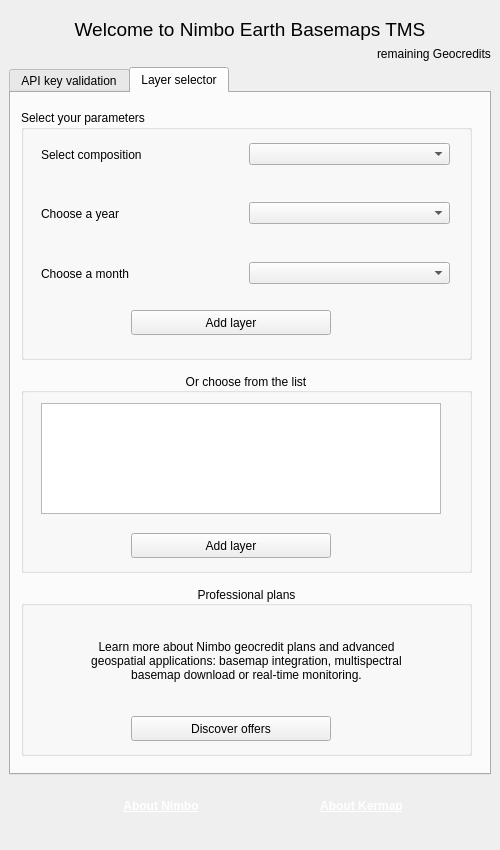
The window that nimbo_earth_dockwidget_base.ui (kermap-bzh/plugin-QGis-Nimbo-Earth) describes before a commit, drawn with Qt 5.
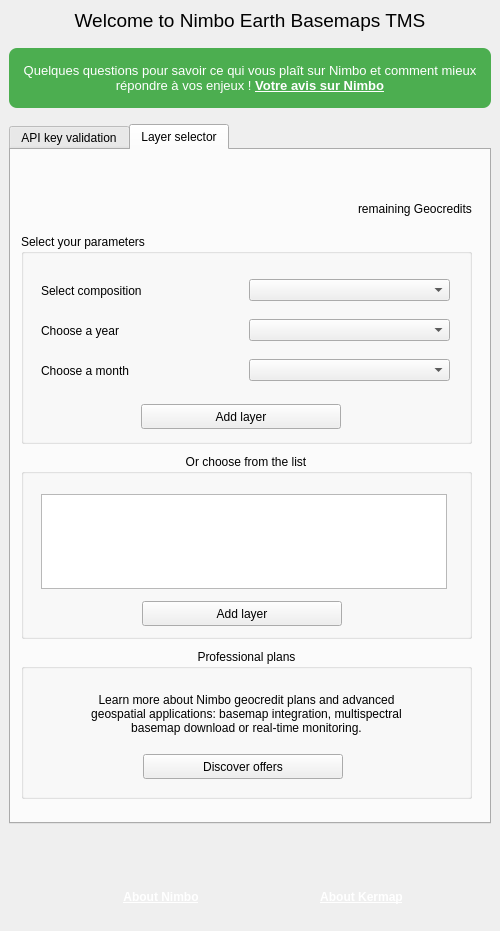
The same window after the commit. Icons and pictures are not drawn.

Diff of the .ui file:
```diff
--- a/nimbo_earth_dockwidget_base.ui
+++ b/nimbo_earth_dockwidget_base.ui
@@ -7,11 +7,11 @@
     <x>0</x>
     <y>0</y>
     <width>500</width>
-    <height>850</height>
+    <height>931</height>
    </rect>
   </property>
   <property name="sizePolicy">
-   <sizepolicy hsizetype="Maximum" vsizetype="Preferred">
+   <sizepolicy hsizetype="Expanding" vsizetype="Preferred">
     <horstretch>0</horstretch>
     <verstretch>0</verstretch>
    </sizepolicy>
@@ -19,13 +19,13 @@
   <property name="minimumSize">
    <size>
     <width>500</width>
-    <height>850</height>
+    <height>931</height>
    </size>
   </property>
   <property name="maximumSize">
    <size>
     <width>500</width>
-    <height>850</height>
+    <height>1000</height>
    </size>
   </property>
   <property name="styleSheet">
@@ -38,11 +38,11 @@
    <property name="maximumSize">
     <size>
      <width>500</width>
-     <height>831</height>
+     <height>1000</height>
     </size>
    </property>
    <layout class="QGridLayout" name="gridLayout">
-    <item row="1" column="0">
+    <item row="3" column="0">
      <layout class="QHBoxLayout" name="horizontalLayout_kn">
       <item>
        <spacer name="horizontalSpacer">
@@ -179,77 +179,43 @@
       </item>
      </layout>
     </item>
-    <item row="0" column="0">
+    <item row="2" column="0">
      <layout class="QVBoxLayout" name="verticalLayout">
-      <item>
-       <layout class="QHBoxLayout" name="horizontalLayout">
-        <item>
-         <widget class="QLabel" name="title_label">
-          <property name="font">
-           <font>
-            <pointsize>14</pointsize>
-           </font>
-          </property>
-          <property name="text">
-           <string>Welcome to Nimbo Earth Basemaps TMS</string>
-          </property>
-          <property name="alignment">
-           <set>Qt::AlignCenter</set>
-          </property>
-         </widget>
-        </item>
-       </layout>
-      </item>
-      <item>
-       <layout class="QHBoxLayout" name="horizontalLayout_5">
-        <property name="spacing">
-         <number>6</number>
-        </property>
-        <property name="sizeConstraint">
-         <enum>QLayout::SetDefaultConstraint</enum>
-        </property>
-        <item>
-         <widget class="QLabel" name="geocredit_label">
-          <property name="sizePolicy">
-           <sizepolicy hsizetype="Expanding" vsizetype="Preferred">
-            <horstretch>0</horstretch>
-            <verstretch>0</verstretch>
-           </sizepolicy>
-          </property>
-          <property name="text">
-           <string/>
-          </property>
-          <property name="textFormat">
-           <enum>Qt::AutoText</enum>
-          </property>
-          <property name="alignment">
-           <set>Qt::AlignRight|Qt::AlignTrailing|Qt::AlignVCenter</set>
-          </property>
-         </widget>
-        </item>
-        <item>
-         <widget class="QLabel" name="gc_label">
-          <property name="text">
-           <string>remaining Geocredits</string>
-          </property>
-         </widget>
-        </item>
-       </layout>
-      </item>
+      <property name="spacing">
+       <number>0</number>
+      </property>
       <item>
        <widget class="QTabWidget" name="tabWidget">
         <property name="enabled">
          <bool>true</bool>
         </property>
+        <property name="sizePolicy">
+         <sizepolicy hsizetype="Expanding" vsizetype="Expanding">
+          <horstretch>0</horstretch>
+          <verstretch>0</verstretch>
+         </sizepolicy>
+        </property>
+        <property name="minimumSize">
+         <size>
+          <width>0</width>
+          <height>700</height>
+         </size>
+        </property>
         <property name="maximumSize">
          <size>
           <width>16777215</width>
-          <height>728</height>
+          <height>700</height>
          </size>
         </property>
+        <property name="styleSheet">
+         <string notr="true"/>
+        </property>
         <property name="currentIndex">
          <number>1</number>
         </property>
+        <property name="usesScrollButtons">
+         <bool>true</bool>
+        </property>
         <widget class="QWidget" name="key_tab">
          <property name="focusPolicy">
           <enum>Qt::NoFocus</enum>
@@ -582,10 +548,79 @@
             <x>10</x>
             <y>10</y>
             <width>451</width>
-            <height>661</height>
+            <height>663</height>
            </rect>
           </property>
           <layout class="QVBoxLayout" name="tms_tab_vLayout">
+           <property name="spacing">
+            <number>6</number>
+           </property>
+           <property name="topMargin">
+            <number>30</number>
+           </property>
+           <property name="bottomMargin">
+            <number>20</number>
+           </property>
+           <item>
+            <layout class="QHBoxLayout" name="horizontalLayout_5">
+             <property name="spacing">
+              <number>0</number>
+             </property>
+             <property name="sizeConstraint">
+              <enum>QLayout::SetDefaultConstraint</enum>
+             </property>
+             <item>
+              <widget class="QLabel" name="geocredit_label">
+               <property name="sizePolicy">
+                <sizepolicy hsizetype="Expanding" vsizetype="Preferred">
+                 <horstretch>0</horstretch>
+                 <verstretch>0</verstretch>
+                </sizepolicy>
+               </property>
+               <property name="minimumSize">
+                <size>
+                 <width>0</width>
+                 <height>30</height>
+                </size>
+               </property>
+               <property name="maximumSize">
+                <size>
+                 <width>16777215</width>
+                 <height>30</height>
+                </size>
+               </property>
+               <property name="text">
+                <string/>
+               </property>
+               <property name="textFormat">
+                <enum>Qt::AutoText</enum>
+               </property>
+               <property name="alignment">
+                <set>Qt::AlignRight|Qt::AlignTrailing|Qt::AlignVCenter</set>
+               </property>
+              </widget>
+             </item>
+             <item>
+              <widget class="QLabel" name="gc_label">
+               <property name="minimumSize">
+                <size>
+                 <width>0</width>
+                 <height>30</height>
+                </size>
+               </property>
+               <property name="maximumSize">
+                <size>
+                 <width>16777215</width>
+                 <height>30</height>
+                </size>
+               </property>
+               <property name="text">
+                <string>remaining Geocredits</string>
+               </property>
+              </widget>
+             </item>
+            </layout>
+           </item>
            <item>
             <widget class="QGroupBox" name="groupBox_2">
              <property name="sizePolicy">
@@ -597,25 +632,31 @@
              <property name="minimumSize">
               <size>
                <width>0</width>
-               <height>250</height>
+               <height>210</height>
               </size>
              </property>
              <property name="maximumSize">
               <size>
                <width>16777215</width>
-               <height>250</height>
+               <height>210</height>
               </size>
              </property>
+             <property name="autoFillBackground">
+              <bool>false</bool>
+             </property>
              <property name="title">
               <string>Select your parameters</string>
              </property>
+             <property name="alignment">
+              <set>Qt::AlignLeading|Qt::AlignLeft|Qt::AlignTop</set>
+             </property>
              <widget class="QWidget" name="layoutWidget">
               <property name="geometry">
                <rect>
                 <x>20</x>
-                <y>30</y>
+                <y>40</y>
                 <width>409</width>
-                <height>29</height>
+                <height>33</height>
                </rect>
               </property>
               <layout class="QHBoxLayout" name="horizontalLayout_2">
@@ -654,9 +695,9 @@
               <property name="geometry">
                <rect>
                 <x>20</x>
-                <y>90</y>
+                <y>80</y>
                 <width>409</width>
-                <height>27</height>
+                <height>33</height>
                </rect>
               </property>
               <layout class="QHBoxLayout" name="horizontalLayout_4">
@@ -679,9 +720,9 @@
               <property name="geometry">
                <rect>
                 <x>20</x>
-                <y>150</y>
+                <y>120</y>
                 <width>409</width>
-                <height>27</height>
+                <height>33</height>
                </rect>
               </property>
               <layout class="QHBoxLayout" name="horizontalLayout_3">
@@ -703,8 +744,8 @@
              <widget class="QPushButton" name="add_map_cbox_pButton">
               <property name="geometry">
                <rect>
-                <x>110</x>
-                <y>200</y>
+                <x>120</x>
+                <y>170</y>
                 <width>200</width>
                 <height>25</height>
                </rect>
@@ -732,28 +773,28 @@
              <property name="minimumSize">
               <size>
                <width>0</width>
-               <height>200</height>
+               <height>185</height>
               </size>
              </property>
              <property name="maximumSize">
               <size>
                <width>16777215</width>
-               <height>200</height>
+               <height>185</height>
               </size>
              </property>
              <property name="title">
               <string>Or choose from the list</string>
              </property>
              <property name="alignment">
-              <set>Qt::AlignCenter</set>
+              <set>Qt::AlignHCenter|Qt::AlignTop</set>
              </property>
              <widget class="QListWidget" name="layer_listWidget">
               <property name="geometry">
                <rect>
                 <x>20</x>
-                <y>30</y>
-                <width>400</width>
-                <height>111</height>
+                <y>40</y>
+                <width>406</width>
+                <height>95</height>
                </rect>
               </property>
               <property name="font">
@@ -768,8 +809,8 @@
              <widget class="QPushButton" name="add_map_list_pButton">
               <property name="geometry">
                <rect>
-                <x>110</x>
-                <y>160</y>
+                <x>121</x>
+                <y>147</y>
                 <width>200</width>
                 <height>25</height>
                </rect>
@@ -797,26 +838,26 @@
              <property name="minimumSize">
               <size>
                <width>0</width>
-               <height>170</height>
+               <height>150</height>
               </size>
              </property>
              <property name="maximumSize">
               <size>
                <width>16777215</width>
-               <height>170</height>
+               <height>150</height>
               </size>
              </property>
              <property name="title">
               <string>Professional plans</string>
              </property>
              <property name="alignment">
-              <set>Qt::AlignCenter</set>
+              <set>Qt::AlignHCenter|Qt::AlignTop</set>
              </property>
              <widget class="QPushButton" name="pricing_link">
               <property name="geometry">
                <rect>
-                <x>110</x>
-                <y>130</y>
+                <x>122</x>
+                <y>105</y>
                 <width>200</width>
                 <height>25</height>
                </rect>
@@ -843,7 +884,7 @@
                 <x>10</x>
                 <y>30</y>
                 <width>431</width>
-                <height>91</height>
+                <height>71</height>
                </rect>
               </property>
               <property name="text">
@@ -860,8 +901,81 @@
         </widget>
        </widget>
       </item>
+      <item>
+       <spacer name="verticalSpacer">
+        <property name="orientation">
+         <enum>Qt::Vertical</enum>
+        </property>
+        <property name="sizeHint" stdset="0">
+         <size>
+          <width>20</width>
+          <height>40</height>
+         </size>
+        </property>
+       </spacer>
+      </item>
      </layout>
     </item>
+    <item row="0" column="0">
+     <widget class="QLabel" name="title_label_2">
+      <property name="font">
+       <font>
+        <pointsize>14</pointsize>
+       </font>
+      </property>
+      <property name="styleSheet">
+       <string notr="true">margin-bottom: 10px;</string>
+      </property>
+      <property name="text">
+       <string>Welcome to Nimbo Earth Basemaps TMS</string>
+      </property>
+      <property name="alignment">
+       <set>Qt::AlignCenter</set>
+      </property>
+     </widget>
+    </item>
+    <item row="1" column="0">
+     <widget class="QLabel" name="title_label_3">
+      <property name="minimumSize">
+       <size>
+        <width>0</width>
+        <height>70</height>
+       </size>
+      </property>
+      <property name="maximumSize">
+       <size>
+        <width>16777215</width>
+        <height>70</height>
+       </size>
+      </property>
+      <property name="font">
+       <font>
+        <pointsize>10</pointsize>
+       </font>
+      </property>
+      <property name="styleSheet">
+       <string notr="true">background-color:#4CAE50; color:white; border-radius: 8px; padding:10px; margin-bottom: 10px;</string>
+      </property>
+      <property name="text">
+       <string>&lt;html&gt;&lt;head/&gt;&lt;body&gt;&lt;p&gt;Quelques questions pour savoir ce qui vous plaît sur Nimbo et comment mieux répondre à vos enjeux ! &lt;a href=&quot;https://docs.google.com/forms/d/e/1FAIpQLScgmTSJuLzm69WIVrukPX4GQuvm7PqkL8jZPzXAzxPYIiunrA/viewform&quot;&gt;&lt;span style=&quot; font-weight:700; text-decoration: underline; color:#ffffff;&quot;&gt;Votre avis sur Nimbo&lt;/span&gt;&lt;/a&gt;&lt;/p&gt;&lt;/body&gt;&lt;/html&gt;</string>
+      </property>
+      <property name="scaledContents">
+       <bool>false</bool>
+      </property>
+      <property name="alignment">
+       <set>Qt::AlignCenter</set>
+      </property>
+      <property name="wordWrap">
+       <bool>true</bool>
+      </property>
+      <property name="margin">
+       <number>0</number>
+      </property>
+      <property name="openExternalLinks">
+       <bool>true</bool>
+      </property>
+     </widget>
+    </item>
    </layout>
   </widget>
  </widget>
```
Left out of the diff: 2 changed lines with no effect on the pictures.
